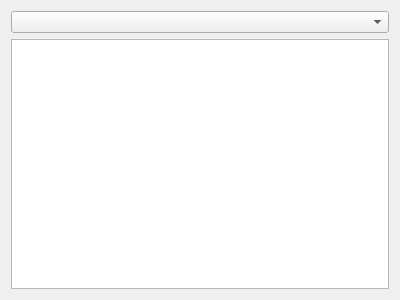
First picture: the form in pluginmain/src/formmainplugin.ui, repository grimrpr/pathcompareplugins, before the edit.
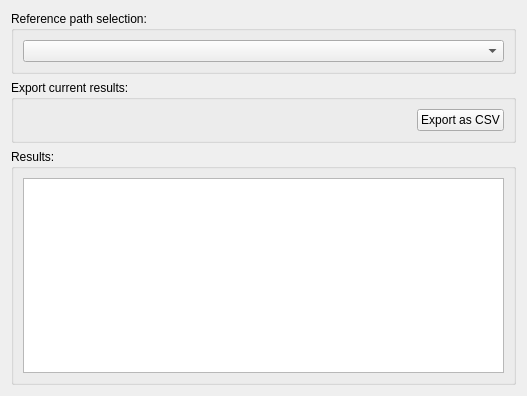
Second picture: the form after the edit.

Commit message: added export function; integrated export function into gui; fixed memory error in TopicPath with refreshing cache; small interface changes; - finished programming

Diff of the .ui file:
```diff
--- a/pluginmain/src/formmainplugin.ui
+++ b/pluginmain/src/formmainplugin.ui
@@ -6,8 +6,8 @@
    <rect>
     <x>0</x>
     <y>0</y>
-    <width>400</width>
-    <height>300</height>
+    <width>527</width>
+    <height>396</height>
    </rect>
   </property>
   <property name="windowTitle">
@@ -15,10 +15,57 @@
   </property>
   <layout class="QVBoxLayout" name="verticalLayout_2">
    <item>
-    <widget class="QComboBox" name="ReferencePathSelection"/>
+    <widget class="QGroupBox" name="groupBox">
+     <property name="title">
+      <string>Reference path selection:</string>
+     </property>
+     <layout class="QVBoxLayout" name="verticalLayout_3">
+      <item>
+       <widget class="QComboBox" name="ReferencePathSelection"/>
+      </item>
+     </layout>
+    </widget>
    </item>
    <item>
-    <widget class="QTableView" name="PathInformationTable"/>
+    <widget class="QGroupBox" name="groupBox_3">
+     <property name="title">
+      <string>Export current results:</string>
+     </property>
+     <layout class="QHBoxLayout" name="horizontalLayout">
+      <item>
+       <spacer name="horizontalSpacer">
+        <property name="orientation">
+         <enum>Qt::Horizontal</enum>
+        </property>
+        <property name="sizeHint" stdset="0">
+         <size>
+          <width>40</width>
+          <height>20</height>
+         </size>
+        </property>
+       </spacer>
+      </item>
+      <item>
+       <widget class="QPushButton" name="exportButton">
+        <property name="text">
+         <string>Export as CSV</string>
+        </property>
+       </widget>
+      </item>
+     </layout>
+    </widget>
+   </item>
+   <item>
+    <widget class="QGroupBox" name="groupBox_2">
+     <property name="title">
+      <string>Results:</string>
+     </property>
+     <layout class="QVBoxLayout" name="verticalLayout">
+      <item>
+       <widget class="QTableView" name="PathInformationTable"/>
+      </item>
+     </layout>
+    </widget>
    </item>
   </layout>
  </widget>
```
The commit also changes 7 other files.
